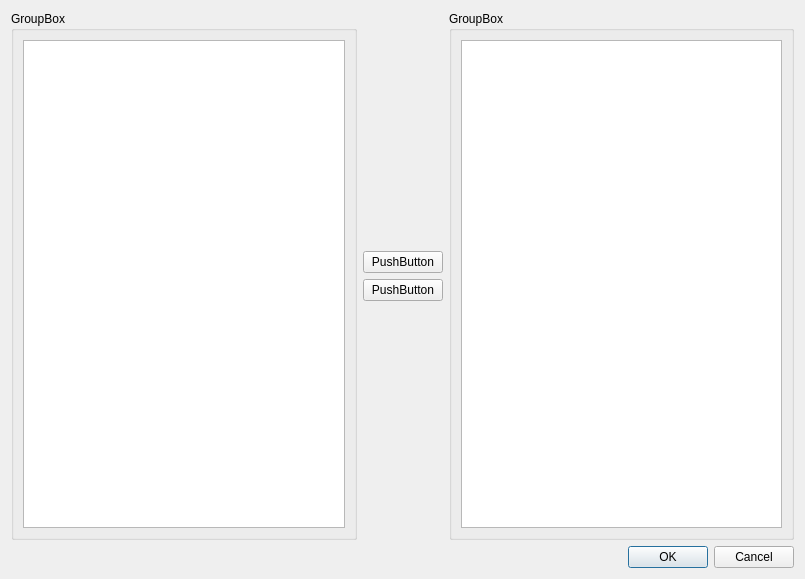
First picture: the form in csvheader.ui, repository lavigne958/Train_DisplayRegisteredList, before the edit.
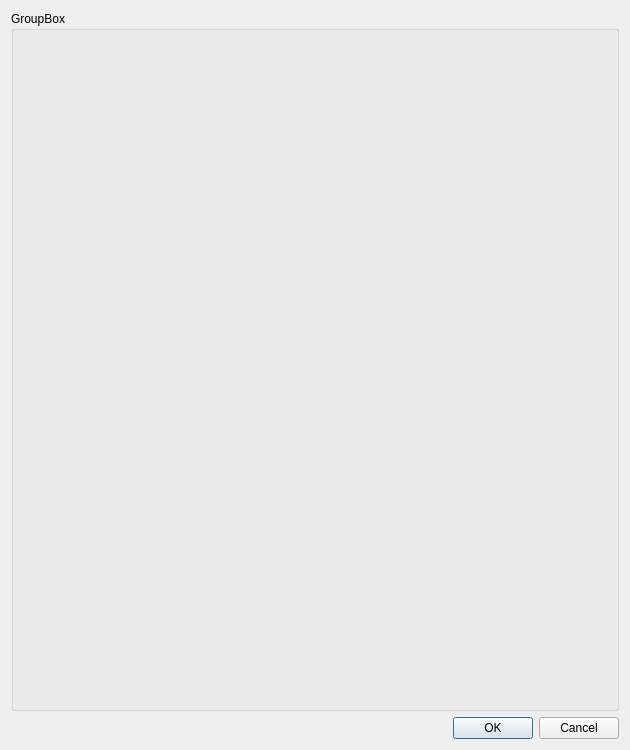
Second picture: the form after the edit.

Commit message:
[add]added combobox to select tree category order
Added some combobox, so the user can choose from the header of the csv file
in what order the tree of information should be sorted, when an entry is selected then it is removed from the others
Next: when the user select another entry, put the previously selected back in the list

Diff of the .ui file:
```diff
--- a/csvheader.ui
+++ b/csvheader.ui
@@ -6,85 +6,27 @@
    <rect>
     <x>0</x>
     <y>0</y>
-    <width>805</width>
-    <height>579</height>
+    <width>630</width>
+    <height>750</height>
    </rect>
   </property>
+  <property name="maximumSize">
+   <size>
+    <width>630</width>
+    <height>750</height>
+   </size>
+  </property>
   <property name="windowTitle">
    <string>Dialog</string>
   </property>
   <layout class="QVBoxLayout" name="verticalLayout_2">
    <item>
-    <layout class="QHBoxLayout" name="horizontalLayout">
-     <item>
-      <widget class="QGroupBox" name="headerListBox">
-       <property name="title">
-        <string>GroupBox</string>
-       </property>
-       <layout class="QVBoxLayout" name="verticalLayout_3">
-        <item>
-         <widget class="QListWidget" name="headersList"/>
-        </item>
-       </layout>
-      </widget>
-     </item>
-     <item>
-      <layout class="QVBoxLayout" name="verticalLayout">
-       <item>
-        <spacer name="verticalSpacer">
-         <property name="orientation">
-          <enum>Qt::Vertical</enum>
-         </property>
-         <property name="sizeHint" stdset="0">
-          <size>
-           <width>20</width>
-           <height>40</height>
-          </size>
-         </property>
-        </spacer>
-       </item>
-       <item>
-        <widget class="QPushButton" name="addButton">
-         <property name="text">
-          <string>PushButton</string>
-         </property>
-        </widget>
-       </item>
-       <item>
-        <widget class="QPushButton" name="removeButton">
-         <property name="text">
-          <string>PushButton</string>
-         </property>
-        </widget>
-       </item>
-       <item>
-        <spacer name="verticalSpacer_2">
-         <property name="orientation">
-          <enum>Qt::Vertical</enum>
-         </property>
-         <property name="sizeHint" stdset="0">
-          <size>
-           <width>20</width>
-           <height>40</height>
-          </size>
-         </property>
-        </spacer>
-       </item>
-      </layout>
-     </item>
-     <item>
-      <widget class="QGroupBox" name="headerOrderBox">
-       <property name="title">
-        <string>GroupBox</string>
-       </property>
-       <layout class="QVBoxLayout" name="verticalLayout_4">
-        <item>
-         <widget class="QListWidget" name="headersOrder"/>
-        </item>
-       </layout>
-      </widget>
-     </item>
-    </layout>
+    <widget class="QGroupBox" name="headersList">
+     <property name="title">
+      <string>GroupBox</string>
+     </property>
+     <layout class="QVBoxLayout" name="verticalLayout"/>
+    </widget>
    </item>
    <item>
     <widget class="QDialogButtonBox" name="buttonBox">
```
The commit also changes 3 other files.
